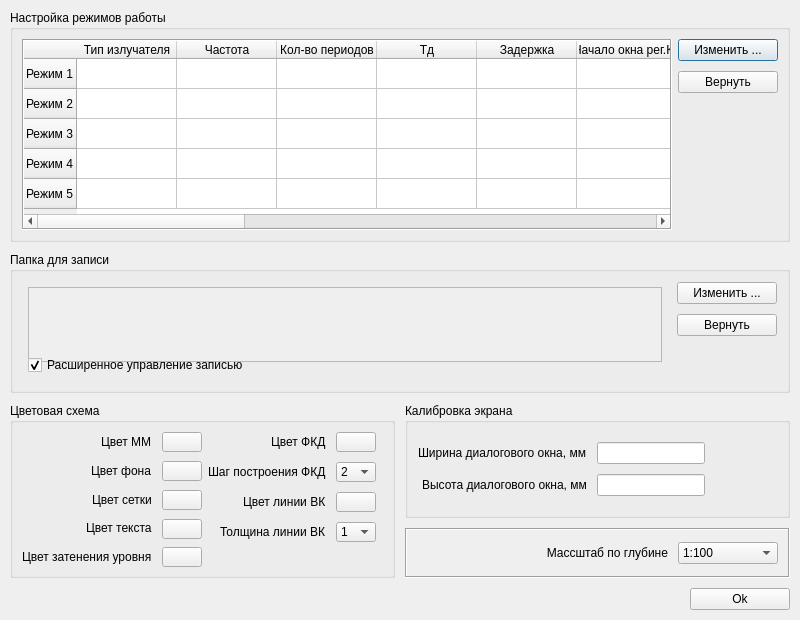
First picture: the form in dialog_setup.ui, repository BatleCat/Qt_akp_reg, before the edit.
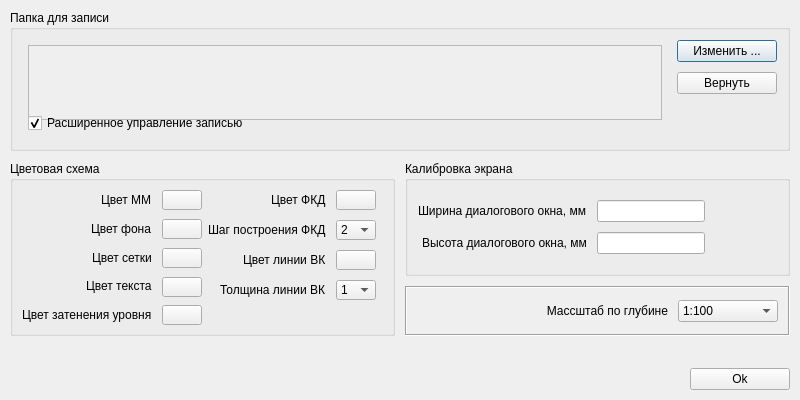
Second picture: the form after the edit.

Commit message: адаптация dialog_setup

Diff of the .ui file:
```diff
--- a/dialog_setup.ui
+++ b/dialog_setup.ui
@@ -10,11 +10,11 @@
     <x>0</x>
     <y>0</y>
     <width>800</width>
-    <height>620</height>
+    <height>400</height>
    </rect>
   </property>
   <property name="sizePolicy">
-   <sizepolicy hsizetype="Fixed" vsizetype="Preferred">
+   <sizepolicy hsizetype="Fixed" vsizetype="Fixed">
     <horstretch>0</horstretch>
     <verstretch>0</verstretch>
    </sizepolicy>
@@ -22,7 +22,7 @@
   <property name="minimumSize">
    <size>
     <width>800</width>
-    <height>620</height>
+    <height>400</height>
    </size>
   </property>
   <property name="maximumSize">
@@ -53,335 +53,6 @@
    <property name="bottomMargin">
     <number>10</number>
    </property>
-   <item>
-    <widget class="QGroupBox" name="groupBox_tool_modes">
-     <property name="title">
-      <string>Настройка режимов работы</string>
-     </property>
-     <layout class="QHBoxLayout" name="horizontalLayout_6">
-      <item>
-       <widget class="QTableWidget" name="tableWidget">
-        <property name="enabled">
-         <bool>true</bool>
-        </property>
-        <property name="frameShape">
-         <enum>QFrame::Box</enum>
-        </property>
-        <property name="editTriggers">
-         <set>QAbstractItemView::NoEditTriggers</set>
-        </property>
-        <property name="tabKeyNavigation">
-         <bool>false</bool>
-        </property>
-        <property name="showDropIndicator" stdset="0">
-         <bool>false</bool>
-        </property>
-        <property name="dragDropOverwriteMode">
-         <bool>false</bool>
-        </property>
-        <property name="columnCount">
-         <number>15</number>
-        </property>
-        <row>
-         <property name="text">
-          <string>Режим 1</string>
-         </property>
-        </row>
-        <row>
-         <property name="text">
-          <string>Режим 2</string>
-         </property>
-        </row>
-        <row>
-         <property name="text">
-          <string>Режим 3</string>
-         </property>
-        </row>
-        <row>
-         <property name="text">
-          <string>Режим 4</string>
-         </property>
-        </row>
-        <row>
-         <property name="text">
-          <string>Режим 5</string>
-         </property>
-        </row>
-        <column>
-         <property name="text">
-          <string>Тип излучателя</string>
-         </property>
-        </column>
-        <column>
-         <property name="text">
-          <string>Частота</string>
-         </property>
-        </column>
-        <column>
-         <property name="text">
-          <string>Кол-во периодов</string>
-         </property>
-        </column>
-        <column>
-         <property name="text">
-          <string>Тд</string>
-         </property>
-        </column>
-        <column>
-         <property name="text">
-          <string>Задержка</string>
-         </property>
-        </column>
-        <column>
-         <property name="text">
-          <string>Начало окна рег.КУ</string>
-         </property>
-        </column>
-        <column>
-         <property name="text">
-          <string>Ширина окна рег.КУ</string>
-         </property>
-        </column>
-        <column/>
-        <column/>
-        <column/>
-        <column/>
-        <column/>
-        <column/>
-        <column/>
-        <column/>
-        <item row="0" column="0">
-         <property name="text">
-          <string/>
-         </property>
-        </item>
-        <item row="0" column="1">
-         <property name="text">
-          <string/>
-         </property>
-        </item>
-        <item row="0" column="2">
-         <property name="text">
-          <string/>
-         </property>
-        </item>
-        <item row="0" column="3">
-         <property name="text">
-          <string/>
-         </property>
-        </item>
-        <item row="0" column="4">
-         <property name="text">
-          <string/>
-         </property>
-        </item>
-        <item row="0" column="5">
-         <property name="text">
-          <string/>
-         </property>
-        </item>
-        <item row="0" column="6">
-         <property name="text">
-          <string/>
-         </property>
-        </item>
-        <item row="1" column="0">
-         <property name="text">
-          <string/>
-         </property>
-        </item>
-        <item row="1" column="1">
-         <property name="text">
-          <string/>
-         </property>
-        </item>
-        <item row="1" column="2">
-         <property name="text">
-          <string/>
-         </property>
-        </item>
-        <item row="1" column="3">
-         <property name="text">
-          <string/>
-         </property>
-        </item>
-        <item row="1" column="4">
-         <property name="text">
-          <string/>
-         </property>
-        </item>
-        <item row="1" column="5">
-         <property name="text">
-          <string/>
-         </property>
-        </item>
-        <item row="1" column="6">
-         <property name="text">
-          <string/>
-         </property>
-        </item>
-        <item row="2" column="0">
-         <property name="text">
-          <string/>
-         </property>
-        </item>
-        <item row="2" column="1">
-         <property name="text">
-          <string/>
-         </property>
-        </item>
-        <item row="2" column="2">
-         <property name="text">
-          <string/>
-         </property>
-        </item>
-        <item row="2" column="3">
-         <property name="text">
-          <string/>
-         </property>
-        </item>
-        <item row="2" column="4">
-         <property name="text">
-          <string/>
-         </property>
-        </item>
-        <item row="2" column="5">
-         <property name="text">
-          <string/>
-         </property>
-        </item>
-        <item row="2" column="6">
-         <property name="text">
-          <string/>
-         </property>
-        </item>
-        <item row="3" column="0">
-         <property name="text">
-          <string/>
-         </property>
-        </item>
-        <item row="3" column="1">
-         <property name="text">
-          <string/>
-         </property>
-        </item>
-        <item row="3" column="2">
-         <property name="text">
-          <string/>
-         </property>
-        </item>
-        <item row="3" column="3">
-         <property name="text">
-          <string/>
-         </property>
-        </item>
-        <item row="3" column="4">
-         <property name="text">
-          <string/>
-         </property>
-        </item>
-        <item row="3" column="5">
-         <property name="text">
-          <string/>
-         </property>
-        </item>
-        <item row="3" column="6">
-         <property name="text">
-          <string/>
-         </property>
-        </item>
-        <item row="4" column="0">
-         <property name="text">
-          <string/>
-         </property>
-        </item>
-        <item row="4" column="1">
-         <property name="text">
-          <string/>
-         </property>
-        </item>
-        <item row="4" column="2">
-         <property name="text">
-          <string/>
-         </property>
-        </item>
-        <item row="4" column="3">
-         <property name="text">
-          <string/>
-         </property>
-        </item>
-        <item row="4" column="4">
-         <property name="text">
-          <string/>
-         </property>
-        </item>
-        <item row="4" column="5">
-         <property name="text">
-          <string/>
-         </property>
-        </item>
-        <item row="4" column="6">
-         <property name="text">
-          <string/>
-         </property>
-        </item>
-       </widget>
-      </item>
-      <item>
-       <layout class="QVBoxLayout" name="verticalLayout_4">
-        <property name="spacing">
-         <number>10</number>
-        </property>
-        <item>
-         <widget class="QPushButton" name="pushButtonToolModesChange">
-          <property name="sizePolicy">
-           <sizepolicy hsizetype="Fixed" vsizetype="Fixed">
-            <horstretch>0</horstretch>
-            <verstretch>0</verstretch>
-           </sizepolicy>
-          </property>
-          <property name="minimumSize">
-           <size>
-            <width>100</width>
-            <height>0</height>
-           </size>
-          </property>
-          <property name="text">
-           <string>Изменить ...</string>
-          </property>
-         </widget>
-        </item>
-        <item>
-         <widget class="QPushButton" name="pushButtonToolModesRestore">
-          <property name="minimumSize">
-           <size>
-            <width>100</width>
-            <height>0</height>
-           </size>
-          </property>
-          <property name="text">
-           <string>Вернуть</string>
-          </property>
-         </widget>
-        </item>
-        <item>
-         <spacer name="verticalSpacer_2">
-          <property name="orientation">
-           <enum>Qt::Vertical</enum>
-          </property>
-          <property name="sizeHint" stdset="0">
-           <size>
-            <width>20</width>
-            <height>40</height>
-           </size>
-          </property>
-         </spacer>
-        </item>
-       </layout>
-      </item>
-     </layout>
-    </widget>
-   </item>
    <item>
     <widget class="QGroupBox" name="groupBox_folder">
      <property name="sizePolicy">
@@ -1113,6 +784,19 @@
      </item>
     </layout>
    </item>
+   <item>
+    <spacer name="verticalSpacer_2">
+     <property name="orientation">
+      <enum>Qt::Vertical</enum>
+     </property>
+     <property name="sizeHint" stdset="0">
+      <size>
+       <width>20</width>
+       <height>10</height>
+      </size>
+     </property>
+    </spacer>
+   </item>
    <item>
     <layout class="QHBoxLayout" name="horizontalLayout_5">
      <item>
```
Left out of the diff: 2 changed lines with no effect on the pictures. The commit also changes 2 other files.
